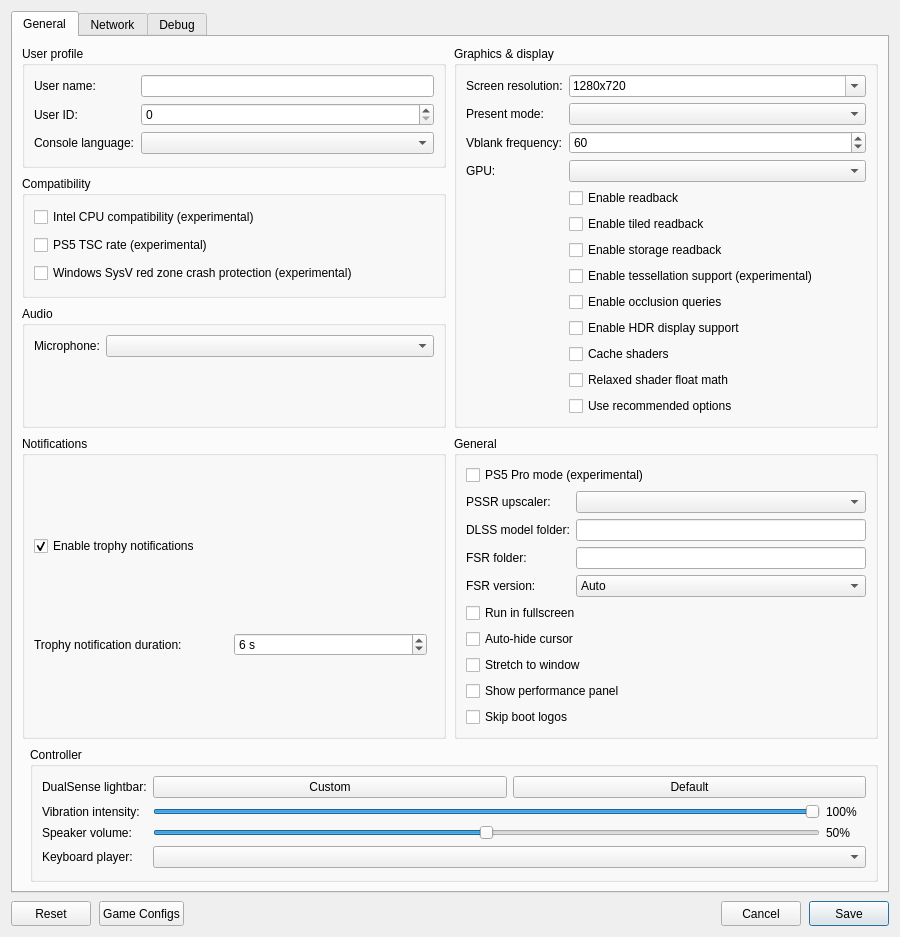
First picture: the form in src/launcher/forms/configuration_edit_dialog.ui, repository carbonimax/Kytsu, before the edit.
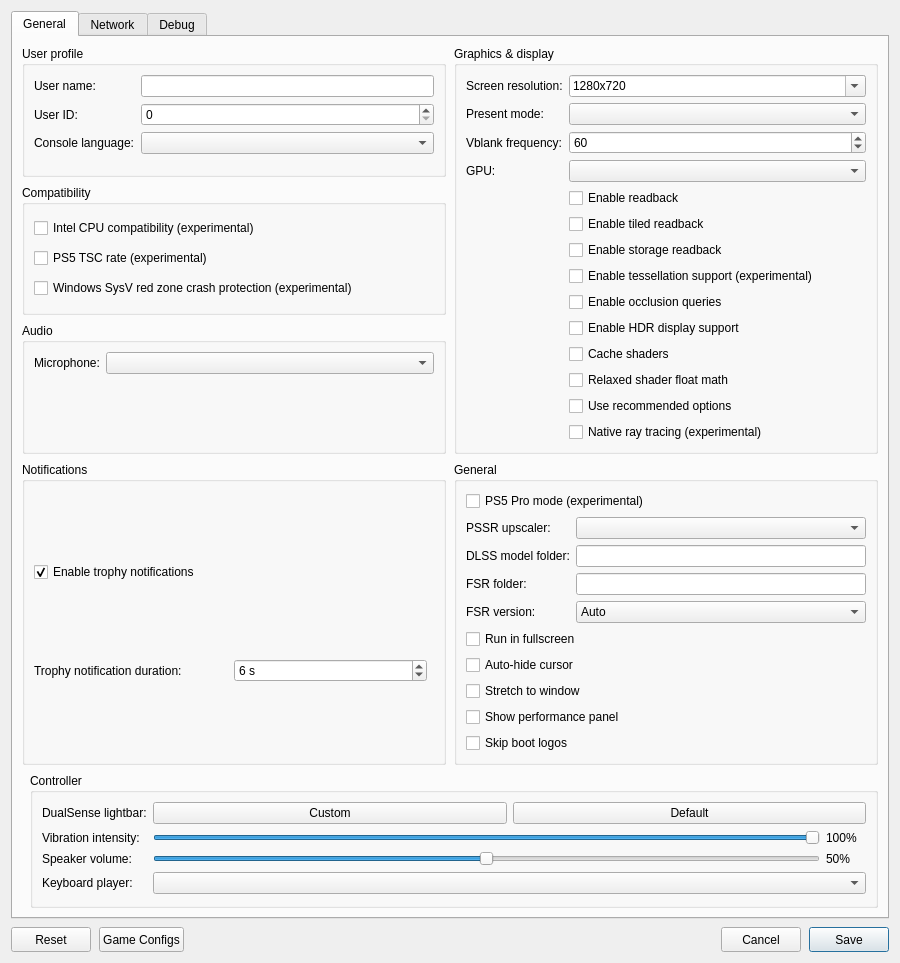
Second picture: the form after the edit. Custom widgets are drawn as their Qt base class.

Commit message: launcher: add a native ray tracing toggle

Diff of the .ui file:
```diff
--- a/src/launcher/forms/configuration_edit_dialog.ui
+++ b/src/launcher/forms/configuration_edit_dialog.ui
@@ -215,6 +215,12 @@
               <property name="text"><string>Use recommended options</string></property>
              </widget>
             </item>
+            <item row="14" column="1">
+             <widget class="QCheckBox" name="checkBox_native_rt">
+              <property name="toolTip"><string>Use native RT on the GPU.</string></property>
+              <property name="text"><string>Native ray tracing (experimental)</string></property>
+             </widget>
+            </item>
            </layout>
           </widget>
          </item>
```
The commit also changes 4 other files.
